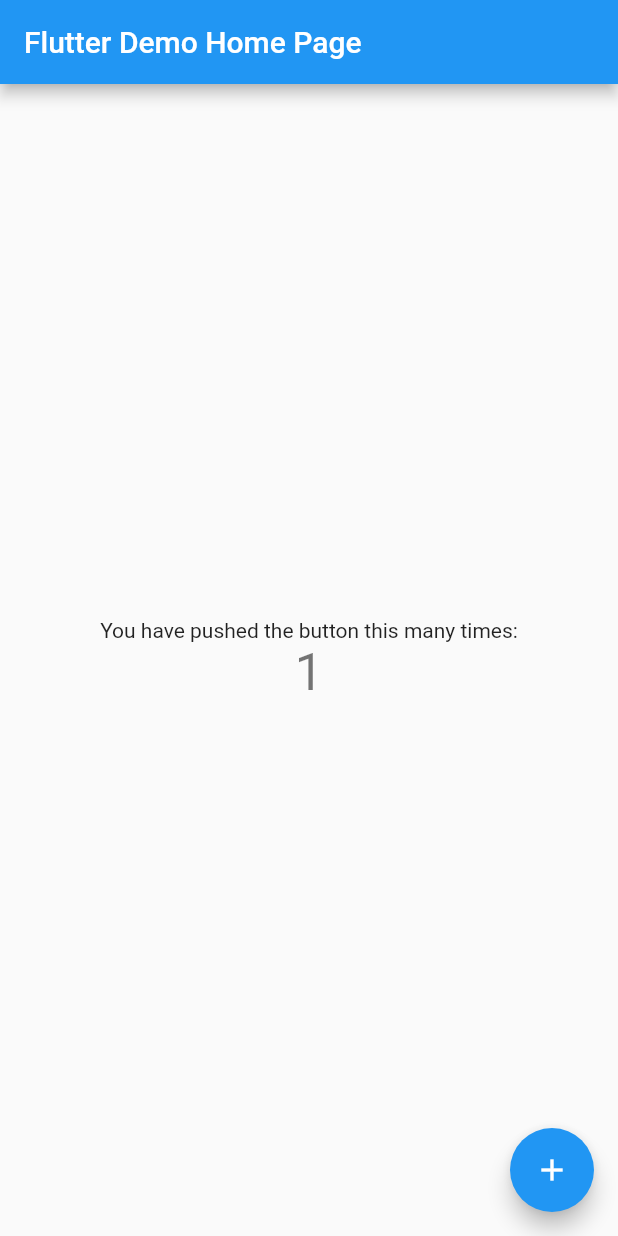
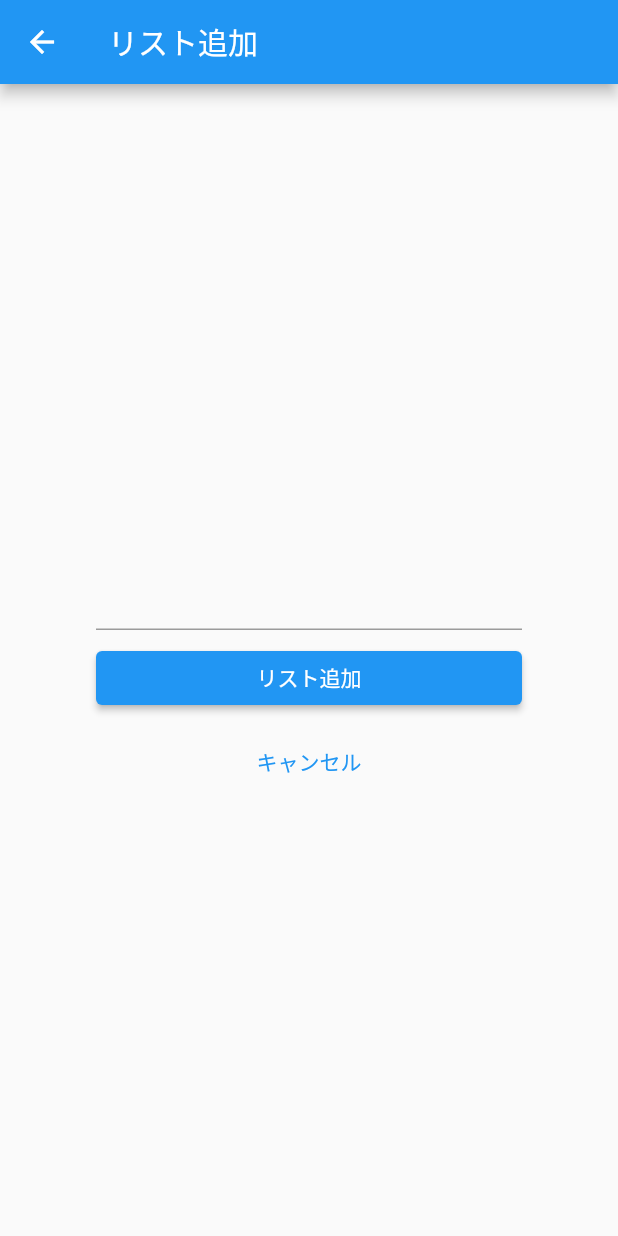
Before and after one commit to ryuyaaaa/mytodoapp, a Flutter app: the screen it shows after launch, after a tap on the "add" icon, on a phone screen of 412 x 824 dp. Run offline on Flutter 3.47's test engine with Material 2 defaults, Android fonts, the phone set to English and light mode, and no system bars.

Commit message:
fix todo add page

```diff
--- a/lib/main.dart
+++ b/lib/main.dart
@@ -1,113 +1,182 @@
 import 'package:flutter/material.dart';
 
 void main() {
-  runApp(MyApp());
+  // 最初に表示するWidget
+  runApp(MyTodoApp());
 }
 
-class MyApp extends StatelessWidget {
-  // This widget is the root of your application.
+class MyTodoApp extends StatelessWidget {
   @override
   Widget build(BuildContext context) {
     return MaterialApp(
-      title: 'Flutter Demo',
+      // アプリ名
+      title: 'My Todo App',
       theme: ThemeData(
-        // This is the theme of your application.
-        //
-        // Try running your application with "flutter run". You'll see the
-        // application has a blue toolbar. Then, without quitting the app, try
-        // changing the primarySwatch below to Colors.green and then invoke
-        // "hot reload" (press "r" in the console where you ran "flutter run",
-        // or simply save your changes to "hot reload" in a Flutter IDE).
-        // Notice that the counter didn't reset back to zero; the application
-        // is not restarted.
+        // テーマカラー
         primarySwatch: Colors.blue,
       ),
-      home: MyHomePage(title: 'Flutter Demo Home Page'),
+      // リスト一覧画面を表示
+      home: TodoListPage(),
     );
   }
 }
 
-class MyHomePage extends StatefulWidget {
-  MyHomePage({Key key, this.title}) : super(key: key);
-
-  // This widget is the home page of your application. It is stateful, meaning
-  // that it has a State object (defined below) that contains fields that affect
-  // how it looks.
-
-  // This class is the configuration for the state. It holds the values (in this
-  // case the title) provided by the parent (in this case the App widget) and
-  // used by the build method of the State. Fields in a Widget subclass are
-  // always marked "final".
-
-  final String title;
-
+class TodoListPage extends StatefulWidget {
   @override
-  _MyHomePageState createState() => _MyHomePageState();
+  _TodoListPageState createState() => _TodoListPageState();
 }
 
-class _MyHomePageState extends State<MyHomePage> {
-  int _counter = 0;
-
-  void _incrementCounter() {
-    setState(() {
-      // This call to setState tells the Flutter framework that something has
-      // changed in this State, which causes it to rerun the build method below
-      // so that the display can reflect the updated values. If we changed
-      // _counter without calling setState(), then the build method would not be
-      // called again, and so nothing would appear to happen.
-      _counter++;
-    });
-  }
+// リスト一覧画面用Widget
+class _TodoListPageState extends State<TodoListPage> {
+  // Todoリストのデータ
+  List<String> todoList = [];
 
   @override
   Widget build(BuildContext context) {
-    // This method is rerun every time setState is called, for instance as done
-    // by the _incrementCounter method above.
-    //
-    // The Flutter framework has been optimized to make rerunning build methods
-    // fast, so that you can just rebuild anything that needs updating rather
-    // than having to individually change instances of widgets.
+    return Scaffold(
+      // AppBarを表示し、タイトルも設定
+      appBar: AppBar(
+        title: Text('リスト一覧'),
+      ),
+      // ListViewを使いリスト一覧を表示
+      body: ListView.builder(
+        itemCount: todoList.length,
+        itemBuilder: (context, index) {
+          return Card(
+            child: ListTile(
+              title: Text(todoList[index]),
+            ),
+          );
+        },
+      ),
+      floatingActionButton: FloatingActionButton(
+        onPressed: () async {
+          // "push"で新規画面に移動
+          // リスト追加画面から渡される値を受け取る
+          final newListText = await Navigator.of(context).push(
+            MaterialPageRoute(builder: (context) {
+              // 遷移先の画面としてリスト追加画面を指定
+              return TodoAddPage();
+            }),
+          );
+          if (newListText != null) {
+            // キャンセルした場合は、newListTextがnullとなるので注意
+            setState(() {
+              // リスト追加
+              setState(() {
+                todoList.add(newListText);
+              });
+            });
+          }
+        },
+        child: Icon(Icons.add),
+      ),
+    );
+  }
+}
+
+// リスト追加画面用Widget
+// class TodoAddPage extends StatelessWidget {
+//   @override
+//   Widget build(BuildContext context) {
+//     return Scaffold(
+//       appBar: AppBar(
+//         title: Text('リスト追加'),
+//       ),
+//       body: Container(
+//         padding: EdgeInsets.all(64),
+//         child: Column(
+//           mainAxisAlignment: MainAxisAlignment.center,
+//           children: <Widget>[
+//             // テキスト入力
+//             TextField(),
+//             const SizedBox(height: 8),
+//             Container(
+//               width: double.infinity,
+//               // リスト追加ボタン
+//               child: ElevatedButton(
+//                 onPressed: () {},
+//                 child: Text('リスト追加', style: TextStyle(color: Colors.white)),
+//               ),
+//             ),
+//             const SizedBox(height: 8),
+//             Container(
+//               width: double.infinity,
+//               child: TextButton(
+//                 onPressed: () {
+//                   Navigator.of(context).pop();
+//                 },
+//                 child: Text('キャンセル'),
+//               ),
+//             ),
+//           ],
+//         ),
+//       ),
+//     );
+//   }
+// }
+
+class TodoAddPage extends StatefulWidget {
+  @override
+  _TodoAddPageState createState() => _TodoAddPageState();
+}
+
+class _TodoAddPageState extends State<TodoAddPage> {
+  // 入力されたテキストをデータとして持つ
+  String _text = '';
+
+  // データを元に表示するWidget
+  @override
+  Widget build(BuildContext context) {
     return Scaffold(
       appBar: AppBar(
-        // Here we take the value from the MyHomePage object that was created by
-        // the App.build method, and use it to set our appbar title.
-        title: Text(widget.title),
+        title: Text('リスト追加'),
       ),
-      body: Center(
-        // Center is a layout widget. It takes a single child and positions it
-        // in the middle of the parent.
+      body: Container(
+        // 余白をつける
+        padding: EdgeInsets.all(64),
         child: Column(
-          // Column is also a layout widget. It takes a list of children and
-          // arranges them vertically. By default, it sizes itself to fit its
-          // children horizontally, and tries to be as tall as its parent.
-          //
-          // Invoke "debug painting" (press "p" in the console, choose the
-          // "Toggle Debug Paint" action from the Flutter Inspector in Android
-          // Studio, or the "Toggle Debug Paint" command in Visual Studio Code)
-          // to see the wireframe for each widget.
-          //
-          // Column has various properties to control how it sizes itself and
-          // how it positions its children. Here we use mainAxisAlignment to
-          // center the children vertically; the main axis here is the vertical
-          // axis because Columns are vertical (the cross axis would be
-          // horizontal).
           mainAxisAlignment: MainAxisAlignment.center,
           children: <Widget>[
-            Text(
-              'You have pushed the button this many times:',
+            // 入力されたテキストを表示
+            Text(_text, style: TextStyle(color: Colors.blue)),
+            const SizedBox(height: 8),
+            // テキスト入力
+            TextField(
+              // 入力されたテキストの値を受け取る(valueが入力されたテキスト)
+              onChanged: (String value) {
+                // データが更新したことを知らせる（画面を更新する）
+                setState(() {
+                  // データを変更
+                  _text = value;
+                });
+              },
             ),
-            Text(
-              '$_counter',
-              style: Theme.of(context).textTheme.headline4,
+            const SizedBox(height: 8),
+            Container(
+              width: double.infinity,
+              // リスト追加ボタン
+              child: ElevatedButton(
+                // "pop"の引数から前の画面にデータを渡す
+                onPressed: () {
+                  Navigator.of(context).pop(_text);
+                },
+                child: Text('リスト追加', style: TextStyle(color: Colors.white)),
+              ),
+            ),
+            const SizedBox(height: 8),
+            Container(
+              width: double.infinity,
+              child: TextButton(
+                onPressed: () {
+                  Navigator.of(context).pop();
+                },
+                child: Text('キャンセル'),
+              ),
             ),
           ],
         ),
       ),
-      floatingActionButton: FloatingActionButton(
-        onPressed: _incrementCounter,
-        tooltip: 'Increment',
-        child: Icon(Icons.add),
-      ), // This trailing comma makes auto-formatting nicer for build methods.
     );
   }
 }
```
